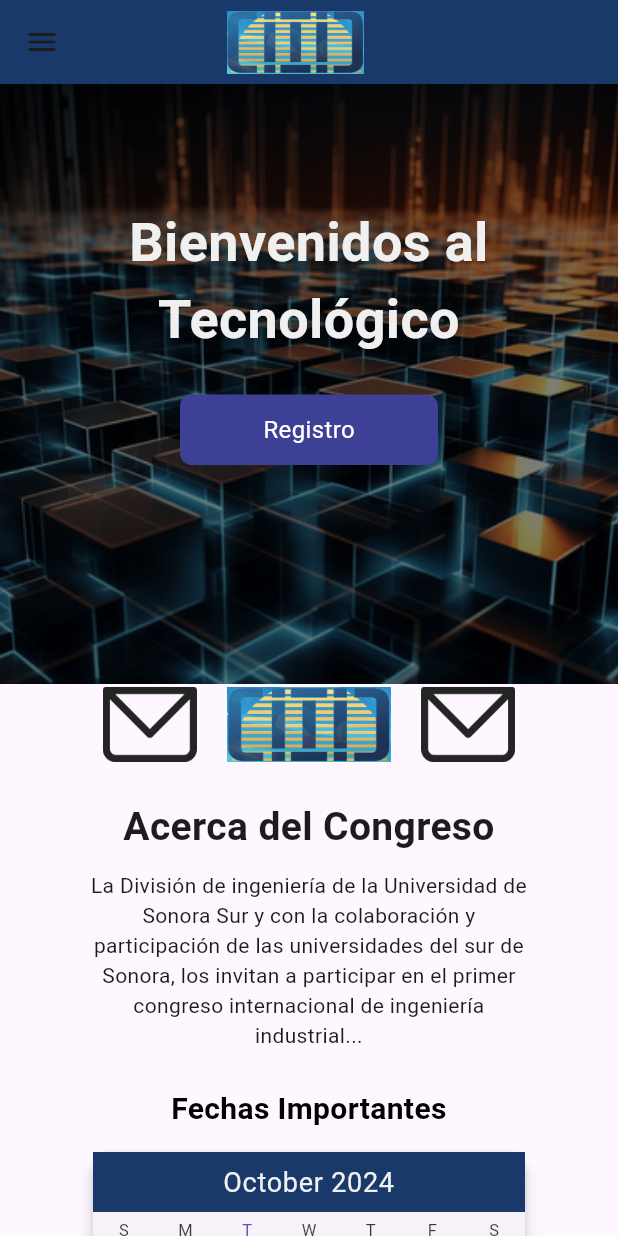
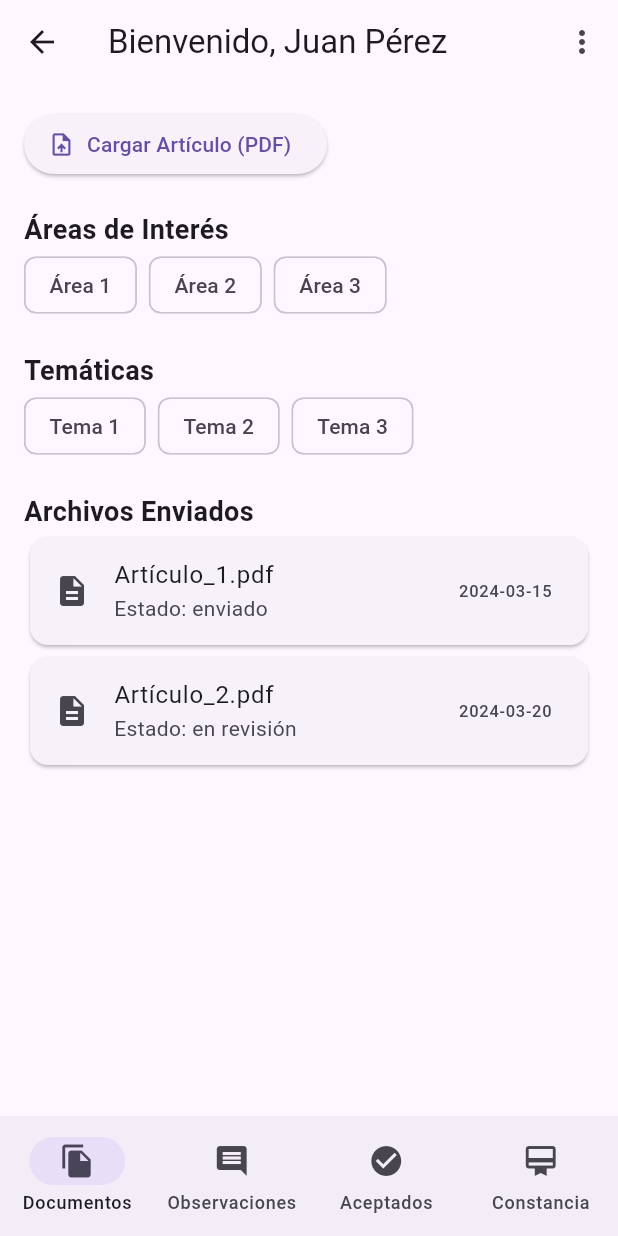
Before and after one commit to AlmaFKt/citid_tecnm, a Flutter app: the screen it shows after launch, in the side drawer, after a tap on "Inicio", on a phone screen of 412 x 824 dp. Run offline on Flutter 3.47's test engine with Material 3 defaults, Android fonts, the phone set to English and light mode, and no system bars; drawn by our look-alikes of syncfusion_flutter_calendar; our stand-ins replace carousel_slider, cloud_firestore, file_picker, firebase_auth, firebase_core, get and 1 more; accounts and stored records are empty; Roboto replaces fonts that are missing (Aboreto); statements that could not run were skipped.

Commit message:
Vista de perfil de usuario Ponente

```diff
--- a/lib/Sesiones/registros/RegistroPonente.dart
+++ b/lib/Sesiones/registros/RegistroPonente.dart
@@ -79,8 +79,10 @@ class _RegisterPageState extends State<RegisterPage> {
 
       // Guardar los datos del usuario en Firestore
       await FirebaseFirestore.instance
-          .collection('Ponentes')
-          .doc(userCredential.user!.uid)
+          .collection('registros')
+          .doc("Ponente")
+          .collection(userCredential.user!.uid)
+          .doc()
           .set({
         'RFC': rfcController.text,
         'Nombre(s)': usernameController.text,
--- a/lib/Sesiones/registros/asistente/MainAsistente.dart
+++ b/lib/Sesiones/registros/asistente/MainAsistente.dart
@@ -1,6 +1,5 @@
 import 'package:citid_tecnm/Sesiones/registros/asistente/Empleado.dart';
 import 'package:citid_tecnm/Sesiones/registros/asistente/Estudiante.dart';
-import 'package:citid_tecnm/Sesiones/registros/RegistroPonente.dart';
 import 'package:citid_tecnm/Sesiones/registros/asistente/Externo.dart';
 import 'package:citid_tecnm/componentes/boton.dart';
 import 'package:flutter/material.dart';
--- /dev/null
+++ b/lib/content/PonentePage.dart
@@ -0,0 +1,342 @@
+import 'package:flutter/material.dart';
+
+class Ponentepage extends StatefulWidget {
+  const Ponentepage({super.key});
+
+  @override
+  State<Ponentepage> createState() => _PonentepageState();
+}
+
+class _PonentepageState extends State<Ponentepage> {
+  final String userName = "Juan Pérez";
+  int _selectedIndex = 0;
+
+  @override
+  Widget build(BuildContext context) {
+    return Scaffold(
+      appBar: AppBar(
+        title: Text('Bienvenido, $userName'),
+        actions: [
+          PopupMenuButton<String>(
+            onSelected: (value) {
+              if (value == 'password') {
+                _showChangePasswordDialog();
+              } else if (value == 'logout') {}
+            },
+            itemBuilder: (BuildContext context) => [
+              const PopupMenuItem(
+                value: 'password',
+                child: Text('Cambiar Contraseña'),
+              ),
+              const PopupMenuItem(
+                value: 'logout',
+                child: Text('Cerrar Sesión'),
+              ),
+            ],
+          ),
+        ],
+      ),
+      body: IndexedStack(
+        index: _selectedIndex,
+        children: const [
+          DocumentsSection(),
+          ObservationsSection(),
+          AcceptedSection(),
+          CertificateSection(),
+        ],
+      ),
+      bottomNavigationBar: NavigationBar(
+        selectedIndex: _selectedIndex,
+        onDestinationSelected: (int index) {
+          setState(() {
+            _selectedIndex = index;
+          });
+        },
+        destinations: const [
+          NavigationDestination(
+            icon: Icon(Icons.file_copy),
+            label: 'Documentos',
+          ),
+          NavigationDestination(
+            icon: Icon(Icons.comment),
+            label: 'Observaciones',
+          ),
+          NavigationDestination(
+            icon: Icon(Icons.check_circle),
+            label: 'Aceptados',
+          ),
+          NavigationDestination(
+            icon: Icon(Icons.card_membership),
+            label: 'Constancia',
+          ),
+        ],
+      ),
+    );
+  }
+
+  void _showChangePasswordDialog() {
+    showDialog(
+      context: context,
+      builder: (BuildContext context) {
+        return AlertDialog(
+          title: const Text('Cambiar Contraseña'),
+          content: Column(
+            mainAxisSize: MainAxisSize.min,
+            children: [
+              TextField(
+                obscureText: true,
+                decoration: const InputDecoration(
+                  labelText: 'Contraseña Actual',
+                ),
+              ),
+              TextField(
+                obscureText: true,
+                decoration: const InputDecoration(
+                  labelText: 'Nueva Contraseña',
+                ),
+              ),
+              TextField(
+                obscureText: true,
+                decoration: const InputDecoration(
+                  labelText: 'Confirmar Nueva Contraseña',
+                ),
+              ),
+            ],
+          ),
+          actions: [
+            TextButton(
+              onPressed: () => Navigator.pop(context),
+              child: const Text('Cancelar'),
+            ),
+            TextButton(
+              onPressed: () {
+                // Implementar cambio de contraseña
+                Navigator.pop(context);
+              },
+              child: const Text('Guardar'),
+            ),
+          ],
+        );
+      },
+    );
+  }
+}
+
+// lib/screens/documents_section.dart
+class DocumentsSection extends StatefulWidget {
+  const DocumentsSection({super.key});
+
+  @override
+  State<DocumentsSection> createState() => _DocumentsSectionState();
+}
+
+class _DocumentsSectionState extends State<DocumentsSection> {
+  final List<String> areas = ['Área 1', 'Área 2', 'Área 3'];
+  final List<String> temas = ['Tema 1', 'Tema 2', 'Tema 3'];
+  final List<Map<String, dynamic>> archivos = [
+    {
+      'nombre': 'Artículo_1.pdf',
+      'estado': 'enviado',
+      'fecha': '2024-03-15',
+    },
+    {
+      'nombre': 'Artículo_2.pdf',
+      'estado': 'en revisión',
+      'fecha': '2024-03-20',
+    },
+  ];
+
+  @override
+  Widget build(BuildContext context) {
+    return Padding(
+      padding: const EdgeInsets.all(16.0),
+      child: Column(
+        crossAxisAlignment: CrossAxisAlignment.start,
+        children: [
+          ElevatedButton.icon(
+            onPressed: () {
+              // Implementar carga de archivo
+            },
+            icon: const Icon(Icons.upload_file),
+            label: const Text('Cargar Artículo (PDF)'),
+          ),
+          const SizedBox(height: 20),
+          const Text(
+            'Áreas de Interés',
+            style: TextStyle(fontSize: 18, fontWeight: FontWeight.bold),
+          ),
+          Wrap(
+            spacing: 8.0,
+            children: areas.map((area) {
+              return FilterChip(
+                label: Text(area),
+                selected: false,
+                onSelected: (bool selected) {
+                  // Implementar selección de área
+                },
+              );
+            }).toList(),
+          ),
+          const SizedBox(height: 20),
+          const Text(
+            'Temáticas',
+            style: TextStyle(fontSize: 18, fontWeight: FontWeight.bold),
+          ),
+          Wrap(
+            spacing: 8.0,
+            children: temas.map((tema) {
+              return FilterChip(
+                label: Text(tema),
+                selected: false,
+                onSelected: (bool selected) {
+                  // Implementar selección de temática
+                },
+              );
+            }).toList(),
+          ),
+          const SizedBox(height: 20),
+          const Text(
+            'Archivos Enviados',
+            style: TextStyle(fontSize: 18, fontWeight: FontWeight.bold),
+          ),
+          Expanded(
+            child: ListView.builder(
+              itemCount: archivos.length,
+              itemBuilder: (context, index) {
+                final archivo = archivos[index];
+                return Card(
+                  child: ListTile(
+                    leading: const Icon(Icons.description),
+                    title: Text(archivo['nombre']),
+                    subtitle: Text('Estado: ${archivo['estado']}'),
+                    trailing: Text(archivo['fecha']),
+                  ),
+                );
+              },
+            ),
+          ),
+        ],
+      ),
+    );
+  }
+}
+
+// lib/screens/observations_section.dart
+class ObservationsSection extends StatelessWidget {
+  const ObservationsSection({super.key});
+
+  @override
+  Widget build(BuildContext context) {
+    return Padding(
+      padding: const EdgeInsets.all(16.0),
+      child: Column(
+        crossAxisAlignment: CrossAxisAlignment.start,
+        children: [
+          const Card(
+            child: Padding(
+              padding: EdgeInsets.all(16.0),
+              child: Column(
+                crossAxisAlignment: CrossAxisAlignment.start,
+                children: [
+                  Text(
+                    'Observaciones',
+                    style: TextStyle(fontSize: 18, fontWeight: FontWeight.bold),
+                  ),
+                  SizedBox(height: 8),
+                  Text(
+                    'Aquí se muestran las observaciones del revisor...',
+                    style: TextStyle(fontSize: 16),
+                  ),
+                ],
+              ),
+            ),
+          ),
+          const SizedBox(height: 20),
+          ElevatedButton.icon(
+            onPressed: () {
+              // Implementar envío de archivo final
+            },
+            icon: const Icon(Icons.upload_file),
+            label: const Text('Enviar Archivo Final'),
+          ),
+        ],
+      ),
+    );
+  }
+}
+
+// lib/screens/accepted_section.dart
+class AcceptedSection extends StatelessWidget {
+  const AcceptedSection({super.key});
+
+  @override
+  Widget build(BuildContext context) {
+    return Padding(
+      padding: const EdgeInsets.all(16.0),
+      child: Column(
+        crossAxisAlignment: CrossAxisAlignment.start,
+        children: [
+          ElevatedButton.icon(
+            onPressed: () {
+              // Implementar carga de baucher
+            },
+            icon: const Icon(Icons.upload_file),
+            label: const Text('Subir Baucher'),
+          ),
+          const SizedBox(height: 20),
+          const TextField(
+            maxLines: 5,
+            maxLength: 150,
+            decoration: InputDecoration(
+              labelText: 'Semblanza (150 palabras)',
+              border: OutlineInputBorder(),
+            ),
+          ),
+          const SizedBox(height: 20),
+          CheckboxListTile(
+            title: const Text('Acepto los términos y condiciones'),
+            value: false,
+            onChanged: (bool? value) {
+              // Implementar aceptación de términos
+            },
+          ),
+          const SizedBox(height: 20),
+          ElevatedButton(
+            onPressed: () {
+              // Implementar envío de formulario
+            },
+            child: const Text('Enviar Formulario'),
+          ),
+        ],
+      ),
+    );
+  }
+}
+
+// lib/screens/certificate_section.dart
+class CertificateSection extends StatelessWidget {
+  const CertificateSection({super.key});
+
+  @override
+  Widget build(BuildContext context) {
+    return Center(
+      child: Column(
+        mainAxisAlignment: MainAxisAlignment.center,
+        children: [
+          const Text(
+            'Su constancia está disponible',
+            style: TextStyle(fontSize: 20),
+          ),
+          const SizedBox(height: 20),
+          ElevatedButton.icon(
+            onPressed: () {
+              // Implementar descarga de constancia
+            },
+            icon: const Icon(Icons.download),
+            label: const Text('Descargar Constancia'),
+          ),
+        ],
+      ),
+    );
+  }
+}
--- a/lib/content/home.dart
+++ b/lib/content/home.dart
@@ -3,6 +3,7 @@ import 'package:citid_tecnm/Sesiones/registros/MainRegistro.dart';
 import 'package:citid_tecnm/componentes/Theme.dart';
 import 'package:citid_tecnm/componentes/boton.dart';
 import 'package:citid_tecnm/componentes/widgets.dart';
+import 'package:citid_tecnm/content/PonentePage.dart';
 import 'package:citid_tecnm/content/programa.dart';
 import 'package:firebase_auth/firebase_auth.dart';
 import 'package:flutter/material.dart';
@@ -118,7 +119,7 @@ class _HomePageState extends State<HomePage> {
                     ),
                     IconButton(
                       icon: Icon(Icons.home, color: blanco),
-                      onPressed: () => Get.to(HomePage()),
+                      onPressed: () => Get.to(Ponentepage()),
                     ),
                     IconButton(
                       icon: Icon(Icons.info_outline, color: blanco),
@@ -171,7 +172,7 @@ class _HomePageState extends State<HomePage> {
                       ListTile(
                         leading: Icon(Icons.home),
                         title: Text('Inicio'),
-                        onTap: () => Get.to(HomePage()),
+                        onTap: () => Get.to(Ponentepage()),
                       ),
                       ListTile(
                         leading: Icon(Icons.info_outline),
--- a/lib/revisiones/depi/lista_articulos.dart
+++ b/lib/revisiones/depi/lista_articulos.dart
@@ -15,7 +15,7 @@ class _ListaArticulosState extends State<ListaArticulos> {
     {
       'nombrePonente': 'Marco Aurelio',
       'nombreArticulo': 'Flutter',
-      'area': 'ISC',
+      'area': 'Ing. en Sistemas Computacionales',
       'tema': 'Desarrollo de aplicaciones',
       'estado': 'Revisado',
       'pagado': true,
@@ -25,7 +25,7 @@ class _ListaArticulosState extends State<ListaArticulos> {
     {
       'nombrePonente': 'Juan Pérez',
       'nombreArticulo': 'Redes Neuronales',
-      'area': 'ISC',
+      'area': 'Ing. en Sistemas Computacionales',
       'tema': 'Inteligencia Artificial',
       'estado': 'Pendiente',
       'pagado': false,
```
Also changed, not shown: lib/revisiones/depi/validar_articulo.dart (+14 -10 lines), lib/revisiones/ponente/subir_archivo.dart (+11 -11 lines), lib/revisiones/revisor/lista_articulos_rev.dart (+79 -8 lines). Lines whose indentation alone changed are shown as unchanged.
